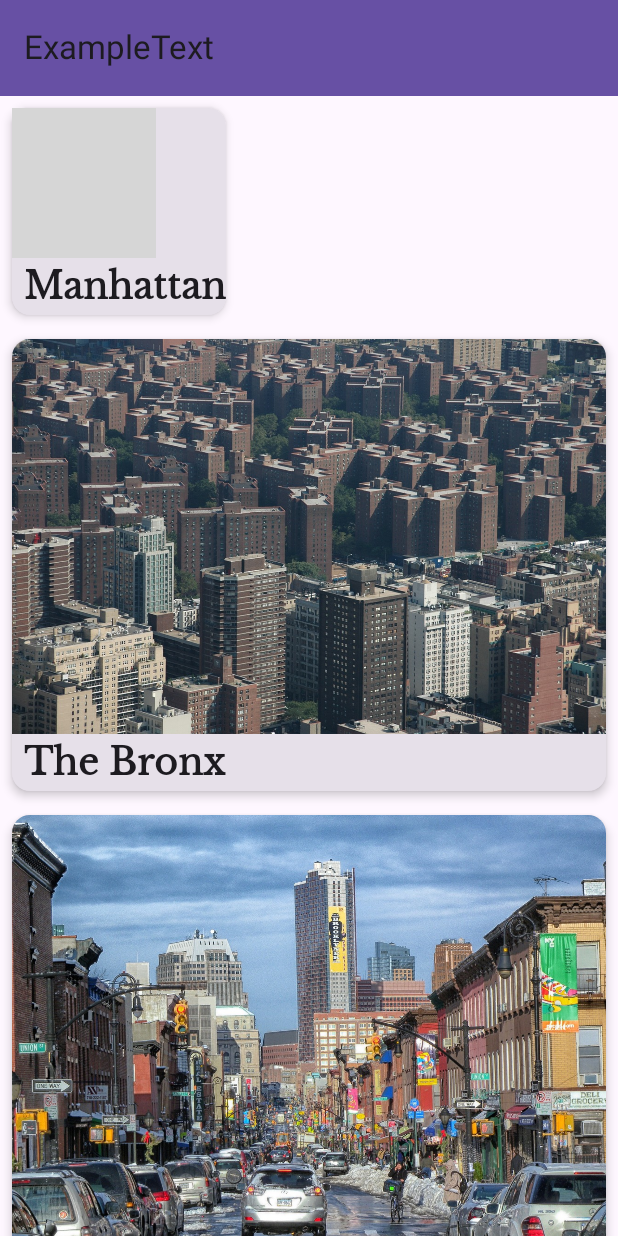
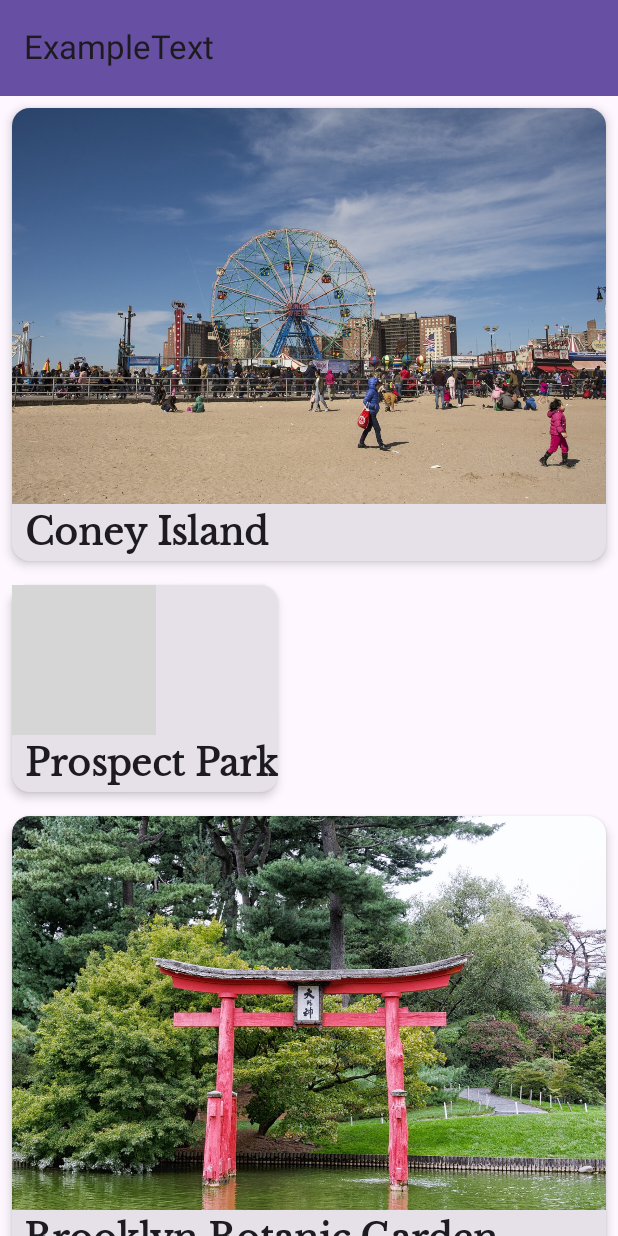
Before and after one commit to MegaBreadbox/NewYorkCityApp, an Android app built with Jetpack Compose: the screen it shows after launch (MainActivity), after a tap on "Brooklyn", on a phone screen of 412 x 824 dp. Run offline under Robolectric (Android 15) with nearby library versions, the phone set to English and light mode, and no system bars; grey boxes are pictures that could not be loaded.

Commit message:
Brooklyn navigation done

```diff
--- a/app/src/main/java/com/example/newyorkcity/NewYorkApp.kt
+++ b/app/src/main/java/com/example/newyorkcity/NewYorkApp.kt
@@ -92,7 +92,12 @@ fun NewYorkApp(
                         onClick = { navController.navigate(it) }
                     )
                 }
-
+                composable(route = NewYorkScreen.BrooklynActivities.name) {
+                    CompactMenuScreen(
+                        boroughs = uiState.brooklynActivities,
+                        onClick = { navController.navigate(it) }
+                    )
+                }
 
             }
         }
--- a/app/src/main/java/com/example/newyorkcity/data/DataSource.kt
+++ b/app/src/main/java/com/example/newyorkcity/data/DataSource.kt
@@ -84,7 +84,23 @@ object DataSource {
             locationImage = R.drawable.coney_island_2233845_1280,
             locationName = R.string.coney_island,
             navigation = NewYorkScreen.ConeyIslandDescription.name
+        ),
+        LocationModel(
+            locationImage = R.drawable.prospect_park,
+            locationName = R.string.prospect_park,
+            navigation = NewYorkScreen.ProspectParkDescription.name
+        ),
+        LocationModel(
+            locationImage = R.drawable.brooklyn_botanic_garden,
+            locationName = R.string.brooklyn_botanic_garden,
+            navigation = NewYorkScreen.BrooklynBotanicGardenDescription.name,
+        ),
+        LocationModel(
+            locationImage = R.drawable.brooklyn_museum,
+            locationName = R.string.brooklyn_musuem,
+            navigation = NewYorkScreen.BrooklynMuseumDescription.name
         )
+
     )
 
 }
--- a/app/src/main/res/values/strings.xml
+++ b/app/src/main/res/values/strings.xml
@@ -14,4 +14,7 @@
     <string name="universal_hip_hop_museum">Universal Hip Hop Museum</string>
     <string name="yankee_stadium">Yankee Stadium</string>
     <string name="coney_island">Coney Island</string>
+    <string name="prospect_park">Prospect Park</string>
+    <string name="brooklyn_botanic_garden">Brooklyn Botanic Garden</string>
+    <string name="brooklyn_musuem">Brooklyn Musuem</string>
 </resources>
```
